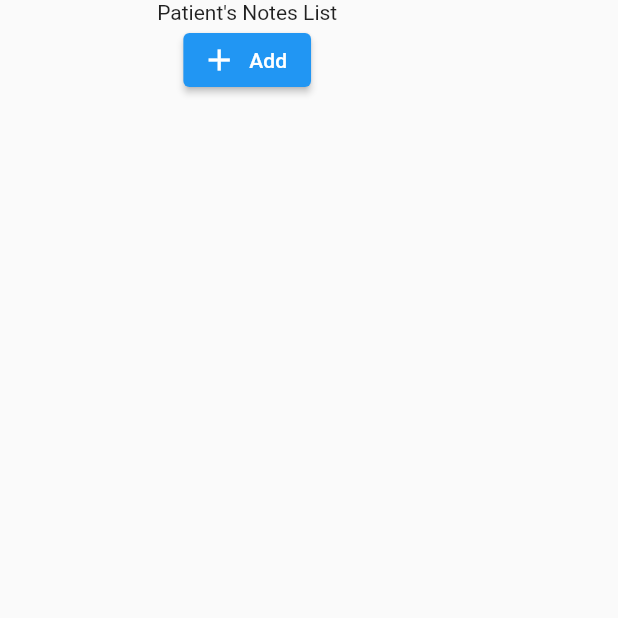
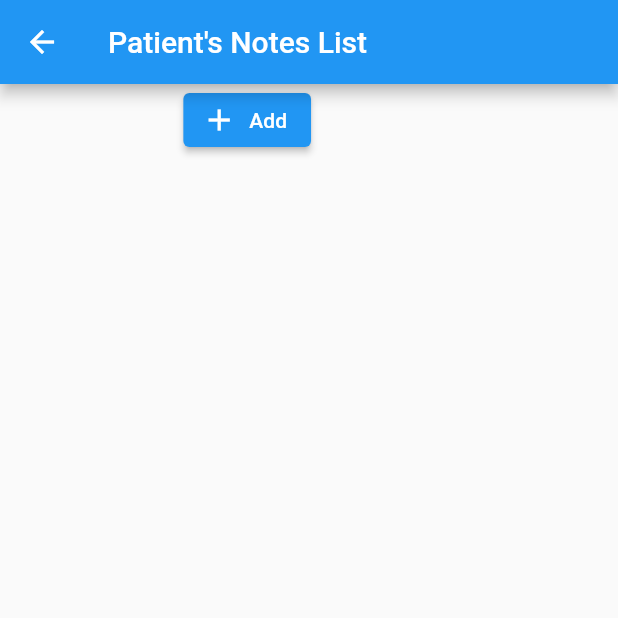
Before and after one commit to GinoChasles/mediscreen, a Flutter app: the NoteList screen opened directly with empty values, on a phone screen of 412 x 824 dp, the top half of it. Run offline on Flutter 3.47's test engine with Material 2 defaults, Android fonts, the phone set to English and light mode, and no system bars; network calls fail.

Commit message:
adjust note service, create note ui with provider, noteList, noteListTile, noteForm et noteRepository, generate random string for note objectId for mongodb

```diff
--- a/front/lib/model/note.dart
+++ b/front/lib/model/note.dart
@@ -1,15 +1,20 @@
 class Note {
-  int? id;
+  dynamic key;
+  int? patId;
   String? notes;
 
   Note(String notes);
 
+  Note.empty();
+
   Note.fromJson(Map<String, dynamic> json)
-      : id = json['id'],
+      : key = json['key'],
+        patId = json["patId"],
         notes = json['notes'];
 
   Map<String, dynamic> toJson() => {
-        'id': id,
+        'key': key,
+        'patId' : patId,
         'notes': notes,
       };
 }
--- a/front/lib/ui/noteList.dart
+++ b/front/lib/ui/noteList.dart
@@ -25,9 +25,20 @@ class _NoteListState extends State<NoteList> {
     super.initState();
   }
 
+  void getValues() async {
+    List<Note> notes = await noteList;
+    Provider.of<NoteProvider>(context, listen: false).addNotes(notes);
+  }
+
   @override
   Widget build(BuildContext context) {
-    return Consumer<NoteProvider>(
+    getValues();
+
+    return Scaffold(
+      appBar: AppBar(
+        title: const Text("Patient's Notes List"),
+      ),
+      body: Consumer<NoteProvider>(
         builder: (context, item, child) {
           return Container(
             height: MediaQuery.of(context).size.height,
@@ -35,31 +46,34 @@ class _NoteListState extends State<NoteList> {
             child: Column(
               crossAxisAlignment: CrossAxisAlignment.center,
               children: [
+                // Center(
+                //   child: Text("Patient's Notes List"),
+                // ),
                 Center(
-                child: Text("Patient's Notes List"),
-              ),
-              ElevatedButton.icon(
+                  child: ElevatedButton.icon(
                       onPressed: () async {
                         await showDialog(
                             context: context,
                             builder: (_) {
                               return AlertDialog(
                                   insetPadding: EdgeInsets.all(100),
-                              content: NoteForm());
+                                  content: NoteForm(patId: widget.patient.id));
                             });
                       },
                       icon: Icon(Icons.add),
                       label: Text("Add")),
+                ),
                 Expanded(
                   child: ListView.builder(
-                    itemBuilder: (context, index) =>
-                        new NoteListTile(note: item.noteList[index]),
+                      itemBuilder: (context, index) => new NoteListTile(
+                          patId: widget.patient.id, note: item.noteList[index]),
                       itemCount: item.noteList.length),
                 ),
               ],
             ),
           );
         },
+      ),
     );
   }
 }
```
Also changed, not shown: front/lib/datasources/note_repository.dart (+15 -5 lines), front/lib/providers/noteProvider.dart (+5 -4 lines), front/lib/ui/noteForm.dart (+18 -17 lines), front/lib/ui/noteListTile.dart (+5 -3 lines), front/lib/ui/patientListTile.dart (+6 -1 lines), 1 other file. Lines whose indentation alone changed are shown as unchanged.
